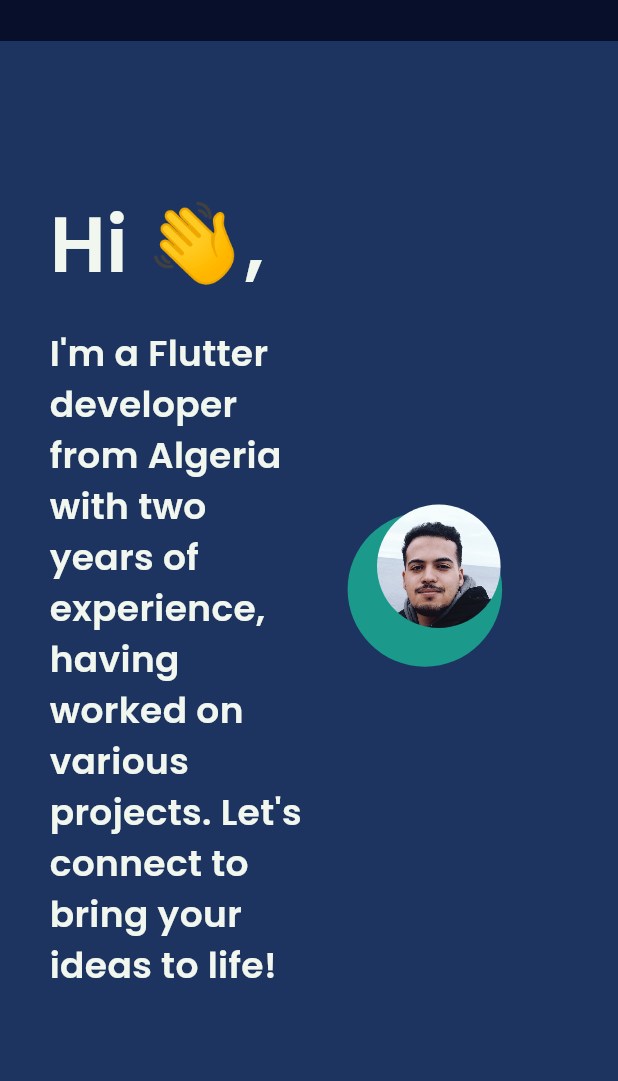
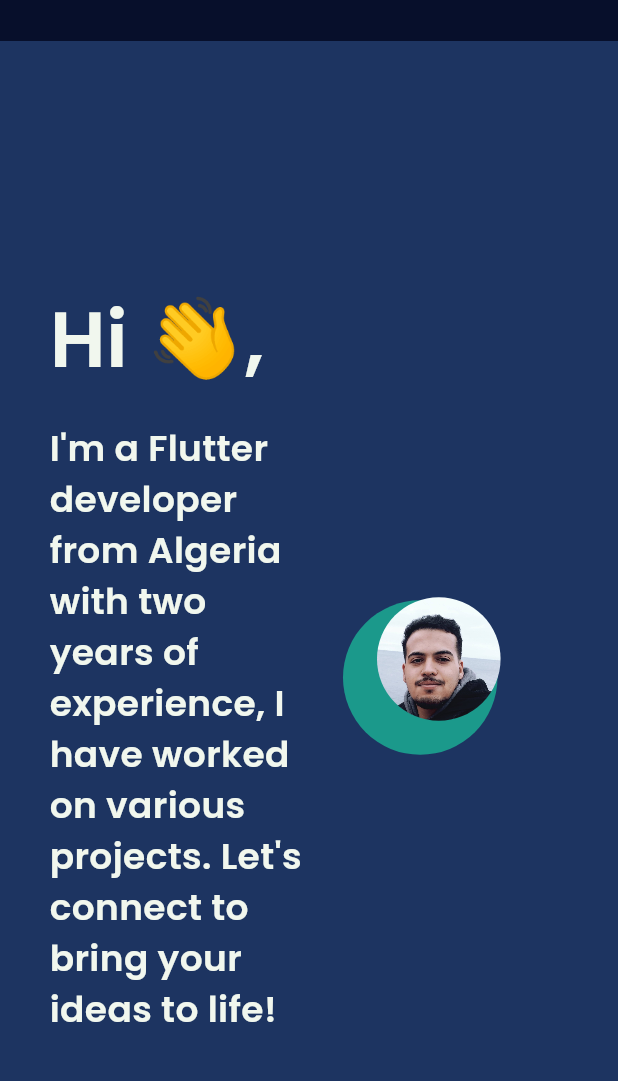
Before and after one commit to Mosta-b/portfolio_site, a Flutter app: the screen it shows after launch, on a phone screen of 412 x 824 dp, the part 79-1160 px from its top. Run offline on Flutter 3.47's test engine with Material 3 defaults, Android fonts, the phone set to English and light mode, and no system bars; drawn by our look-alikes of auto_size_text; our stand-ins replace bloc, equatable, google_fonts; missing offline and left inert: universal_html.

Commit message:
fixing body ui by making every page have full hieght and fit every window screen

```diff
--- a/lib/core/constant/strings/strings_manger.dart
+++ b/lib/core/constant/strings/strings_manger.dart
@@ -2,5 +2,7 @@
   static const myName = "Mustapha BENNAI";
   static const hi = "Hi 👋,";
   static const introduction =
-      "I'm a Flutter developer from Algeria with two years of experience, having worked on various projects. Let's connect to bring your ideas to life!";
+      "I'm a Flutter developer from Algeria with two years of experience, I have worked on various projects. Let's connect to bring your ideas to life!";
+  static const aboutMe = "About Me";
+  static const longIntroduction = "";
 }
--- /dev/null
+++ b/lib/presentation/widgets/body/home/home.dart
@@ -0,0 +1,89 @@
+import 'package:auto_size_text/auto_size_text.dart';
+import 'package:flutter/cupertino.dart';
+import 'package:flutter/material.dart';
+import 'package:flutter/widgets.dart';
+import 'package:portfolio_site/core/constant/assets/assets_manger.dart';
+import 'package:portfolio_site/core/extensions/app_extensions.dart';
+import 'package:portfolio_site/core/theme/app_text_style.dart';
+import 'package:portfolio_site/core/theme/colors.dart';
+import 'package:portfolio_site/core/utils/add_space.dart';
+import 'package:portfolio_site/core/utils/get_size.dart';
+
+import '../../../../core/constant/strings/strings_manger.dart';
+
+class Home extends StatelessWidget {
+  const Home({super.key});
+
+  @override
+  Widget build(BuildContext context) {
+    return SizedBox(
+      height: getScreenHeight(context),
+      child: Padding(
+        padding: EdgeInsets.symmetric(vertical: context.height * .12),
+        child: Row(
+          crossAxisAlignment: CrossAxisAlignment.center,
+          children: [
+            Expanded(
+              flex: 5,
+              child: Column(
+                crossAxisAlignment: CrossAxisAlignment.start,
+                mainAxisAlignment: MainAxisAlignment.center,
+                textDirection: TextDirection.ltr,
+                children: [
+                  const Text(
+                    StringsManger.hi,
+                    style: TextStyleManger.s52,
+                  ),
+                  AddHeight(height: getScreenHeight(context) * .02),
+                  const AutoSizeText(
+                    StringsManger.introduction,
+                    style: TextStyleManger.s24,
+                  ),
+                ],
+              ),
+            ),
+            Expanded(
+              flex: 5,
+              child: Stack(
+                children: [
+                  Align(
+                    alignment: Alignment.center,
+                    // heightFactor: 1.5,
+                    // widthFactor: 2,
+                    child: Padding(
+                      padding: EdgeInsets.only(
+                        right: getScreenWidth(context) * .06,
+                        top: getScreenWidth(context) * .06,
+                      ),
+                      child: Container(
+                        width: getScreenWidth(context) * .25,
+                        height: getScreenWidth(context) * .25,
+                        decoration: const BoxDecoration(
+                          shape: BoxShape.circle,
+                          color: ColorsManger.secondaryColor,
+                        ),
+                      ),
+                    ),
+                  ),
+                  Align(
+                    alignment: Alignment.center,
+                    child: ClipRRect(
+                      borderRadius: BorderRadius.circular(360),
+                      child: Image.asset(
+                        filterQuality: FilterQuality.high,
+                        fit: BoxFit.cover,
+                        AssetsManger.profilePicture,
+                        width: getScreenWidth(context) * .2,
+                        height: getScreenWidth(context) * .2,
+                      ),
+                    ),
+                  ),
+                ],
+              ),
+            ),
+          ],
+        ),
+      ),
+    );
+  }
+}
--- a/lib/presentation/widgets/body/home_body.dart
+++ b/lib/presentation/widgets/body/home_body.dart
@@ -1,6 +1,8 @@
 import 'package:flutter/material.dart';
 import 'package:portfolio_site/core/extensions/app_extensions.dart';
-import 'package:portfolio_site/presentation/widgets/body/me/about_me.dart';
+import 'package:portfolio_site/presentation/widgets/body/home/home.dart';
+
+import 'me/about_me.dart';
 
 class HomeBody extends StatefulWidget {
   const HomeBody({super.key});
@@ -27,6 +29,7 @@
             controller: _controller,
             child: const Column(
               children: [
+                Home(),
                 AboutMe(),
               ],
             ),
--- a/lib/presentation/widgets/body/me/about_me.dart
+++ b/lib/presentation/widgets/body/me/about_me.dart
@@ -1,15 +1,5 @@
-import 'package:auto_size_text/auto_size_text.dart';
-import 'package:flutter/cupertino.dart';
 import 'package:flutter/material.dart';
-import 'package:flutter/widgets.dart';
-import 'package:portfolio_site/core/constant/assets/assets_manger.dart';
 import 'package:portfolio_site/core/extensions/app_extensions.dart';
-import 'package:portfolio_site/core/theme/app_text_style.dart';
-import 'package:portfolio_site/core/theme/colors.dart';
-import 'package:portfolio_site/core/utils/add_space.dart';
-import 'package:portfolio_site/core/utils/get_size.dart';
-
-import '../../../../core/constant/strings/strings_manger.dart';
 
 class AboutMe extends StatelessWidget {
   const AboutMe({super.key});
@@ -18,61 +8,11 @@
   Widget build(BuildContext context) {
     return Padding(
       padding: EdgeInsets.symmetric(vertical: context.height * .12),
-      child: Row(
+      child: Column(
         children: [
-          Expanded(
-            flex: 5,
-            child: Column(
-              crossAxisAlignment: CrossAxisAlignment.start,
-              textDirection: TextDirection.ltr,
-              children: [
-                const Text(
-                  StringsManger.hi,
-                  style: TextStyleManger.s52,
-                ),
-                AddHeight(height: getScreenHeight(context) * .02),
-                const AutoSizeText(
-                  StringsManger.introduction,
-                  style: TextStyleManger.s24,
-                ),
-              ],
-            ),
-          ),
-          Expanded(
-            flex: 5,
-            child: Stack(
-              children: [
-                Align(
-                  alignment: Alignment.center,
-                  heightFactor: 1.1,
-                  widthFactor: 1.5,
-                  child: SizedBox(
-                    child: Container(
-                      width: getScreenWidth(context) * .25,
-                      height: getScreenWidth(context) * .25,
-                      decoration: const BoxDecoration(
-                        shape: BoxShape.circle,
-                        color: ColorsManger.secondaryColor,
-                      ),
-                    ),
-                  ),
-                ),
-                Align(
-                  alignment: Alignment.center,
-                  child: ClipRRect(
-                    borderRadius: BorderRadius.circular(360),
-                    child: Image.asset(
-                      filterQuality: FilterQuality.high,
-                      fit: BoxFit.cover,
-                      AssetsManger.profilePicture,
-                      width: getScreenWidth(context) * .2,
-                      height: getScreenWidth(context) * .2,
-                    ),
-                  ),
-                ),
-              ],
-            ),
-          ),
+          Row(
+            children: [],
+          )
         ],
       ),
     );
--- a/pubspec.yaml
+++ b/pubspec.yaml
@@ -40,6 +40,7 @@
   auto_size_text: ^3.0.0
   bloc: ^8.1.4
   flutter_bloc: ^8.1.5
+  equatable: ^2.0.5
 
 dev_dependencies:
   flutter_test:
```
Also changed, not shown: lib/presentation/bloc/home_control_bloc.dart (+14 -4 lines), lib/presentation/bloc/home_control_event.dart (+15 -1 lines), lib/presentation/bloc/home_control_state.dart (+5 -2 lines), pubspec.lock, 1 other file.
